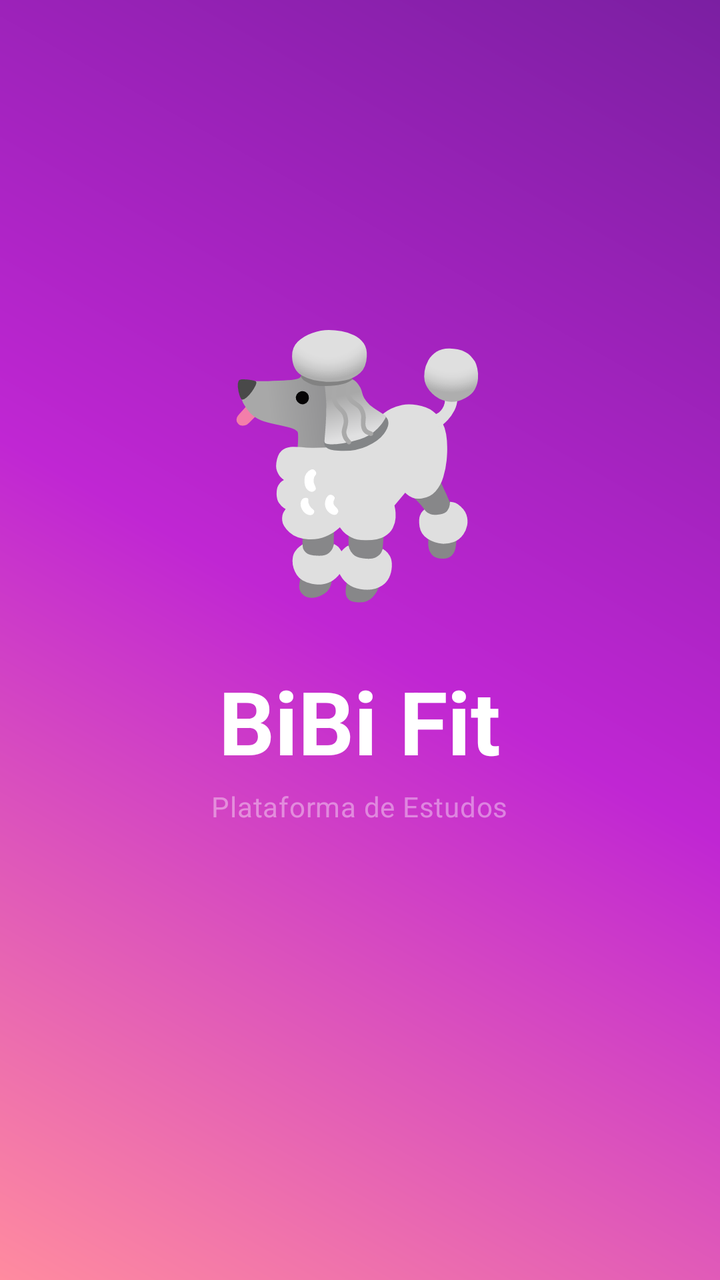
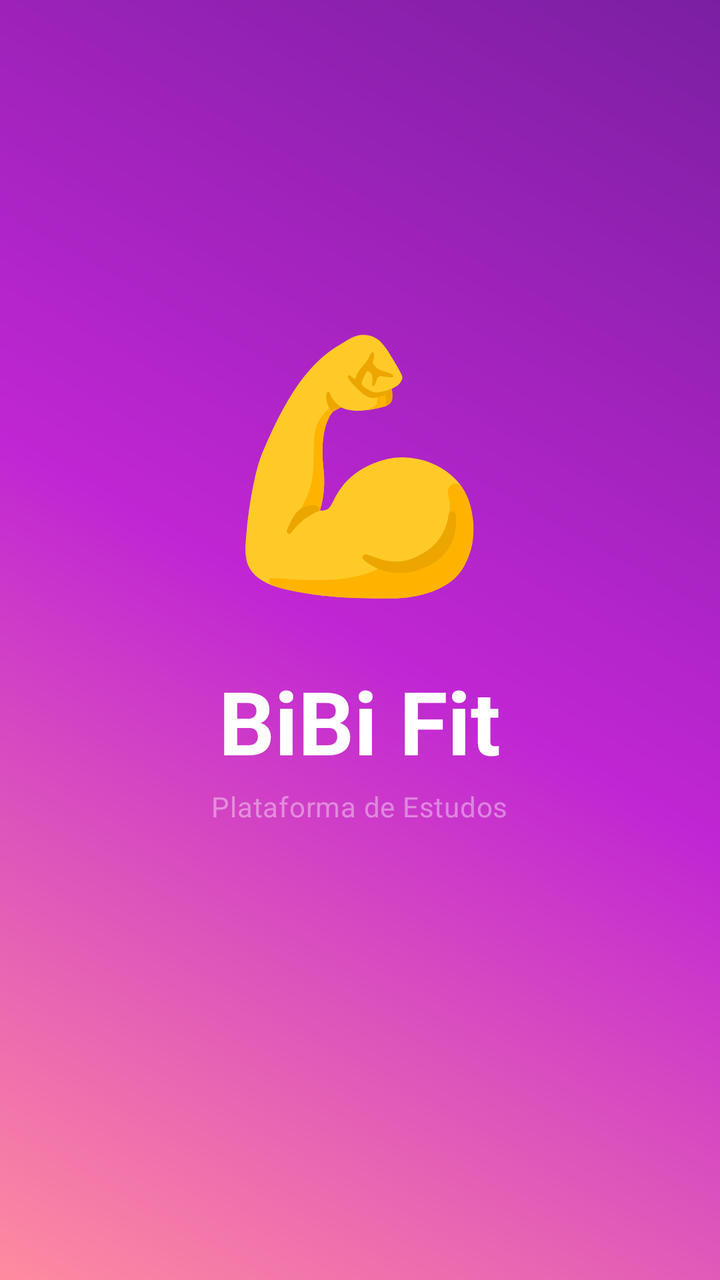

Before-and-after screenshots of an Android layout around one commit, followed by the original layout XML and the change that was made.
<!-- AndroidManifest.xml: activity theme Theme.Meggy.Splash -->
<!-- res/layout/activity_splash.xml -->
<?xml version="1.0" encoding="utf-8"?>
<LinearLayout xmlns:android="http://schemas.android.com/apk/res/android"
    xmlns:tools="http://schemas.android.com/tools"
    android:layout_width="match_parent"
    android:layout_height="match_parent"
    android:orientation="vertical"
    android:background="@drawable/gradient_meggy"
    android:gravity="center"
    android:padding="32dp">

    <TextView
        android:layout_width="wrap_content"
        android:layout_height="wrap_content"
        android:textSize="120sp"
        android:text="🐩" />

    <Space android:layout_width="match_parent" android:layout_height="24dp" />

    <TextView
        android:layout_width="wrap_content"
        android:layout_height="wrap_content"
        android:text="@string/app_name"
        android:textAppearance="@style/TextAppearance.Meggy.Title"
        android:textSize="44sp" />

    <TextView
        android:layout_width="wrap_content"
        android:layout_height="wrap_content"
        android:layout_marginTop="4dp"
        android:text="@string/app_subtitle"
        android:textAppearance="@style/TextAppearance.Meggy.Subtitle" />

    <Space android:layout_width="match_parent" android:layout_height="48dp" />

    <ProgressBar
        android:layout_width="32dp"
        android:layout_height="32dp"
        android:indeterminateTint="@android:color/white" />

</LinearLayout>
<!-- resources referenced by this layout -->
<resources>
  <!-- drawable gradient_meggy (drawable) -->
  <?xml version="1.0" encoding="utf-8"?>
  <shape xmlns:android="http://schemas.android.com/apk/res/android"
      android:shape="rectangle">
      <gradient
          android:type="linear"
          android:angle="45"
          android:startColor="@color/meggy_pink"
          android:centerColor="@color/meggy_purple"
          android:endColor="@color/meggy_purple_deep" />
  </shape>
  <string name="app_name">BiBi Fit</string>
  <string name="app_subtitle">Plataforma de Estudos</string>
  <style name="TextAppearance.Meggy.Subtitle" parent="TextAppearance.Material3.BodyMedium">
          <item name="android:textColor">@color/white_overlay</item>
      </style>
  <style name="TextAppearance.Meggy.Title" parent="TextAppearance.Material3.DisplaySmall">
          <item name="android:textColor">@android:color/white</item>
          <item name="android:textStyle">bold</item>
      </style>
  <style name="Theme.Meggy.Splash" parent="Theme.Meggy">
          <item name="android:windowBackground">@drawable/gradient_meggy</item>
          <item name="android:statusBarColor">@android:color/transparent</item>
      </style>
  <color name="meggy_pink">#FFFF8B9F</color>
  <color name="meggy_purple">#FFC026D3</color>
  <color name="meggy_purple_deep">#FF7B1FA2</color>
  <color name="white_overlay">#66FFFFFF</color>
  <color name="md_primary">#FFFF8B9F</color>
  <color name="md_on_primary">#FF1A0A0F</color>
  <color name="md_primary_container">#FF7B1FA2</color>
  <color name="md_on_primary_container">#FFFFEAF1</color>
  <color name="md_secondary">#FFC026D3</color>
  <color name="md_on_secondary">#FF1A0A1F</color>
  <color name="md_secondary_container">#FF5A1B6E</color>
  <color name="md_on_secondary_container">#FFFBD7FF</color>
  <color name="md_background">#FF0D0E12</color>
  <color name="md_surface">#FF16181F</color>
  <color name="md_surface_variant">#FF232634</color>
  <color name="md_on_background">#FFEAEAF0</color>
  <color name="md_on_surface">#FFEAEAF0</color>
  <color name="md_on_surface_variant">#FFC0C4D0</color>
  <color name="md_outline">#FF3A3F4F</color>
  <color name="md_outline_variant">#FF2A2E3A</color>
  <color name="md_error">#FFCF6679</color>
  <color name="md_on_error">#FF600014</color>
  <style name="Widget.Meggy.CardView" parent="Widget.Material3.CardView.Filled">
          <item name="cardBackgroundColor">@color/md_surface_container</item>
          <item name="cardCornerRadius">20dp</item>
          <item name="cardElevation">2dp</item>
          <item name="contentPadding">0dp</item>
          <item name="strokeWidth">0dp</item>
      </style>
  <color name="md_surface_container">#FF1B1E27</color>
  <!-- unchanged entries left out for length: 1 -->
</resources>

<!-- the commit's change to res/layout/activity_splash.xml (unified diff, before → after) -->
@@ -12,7 +12,7 @@
         android:layout_width="wrap_content"
         android:layout_height="wrap_content"
         android:textSize="120sp"
-        android:text="🐩" />
+        android:text="💪" />
 
     <Space android:layout_width="match_parent" android:layout_height="24dp" />
 
